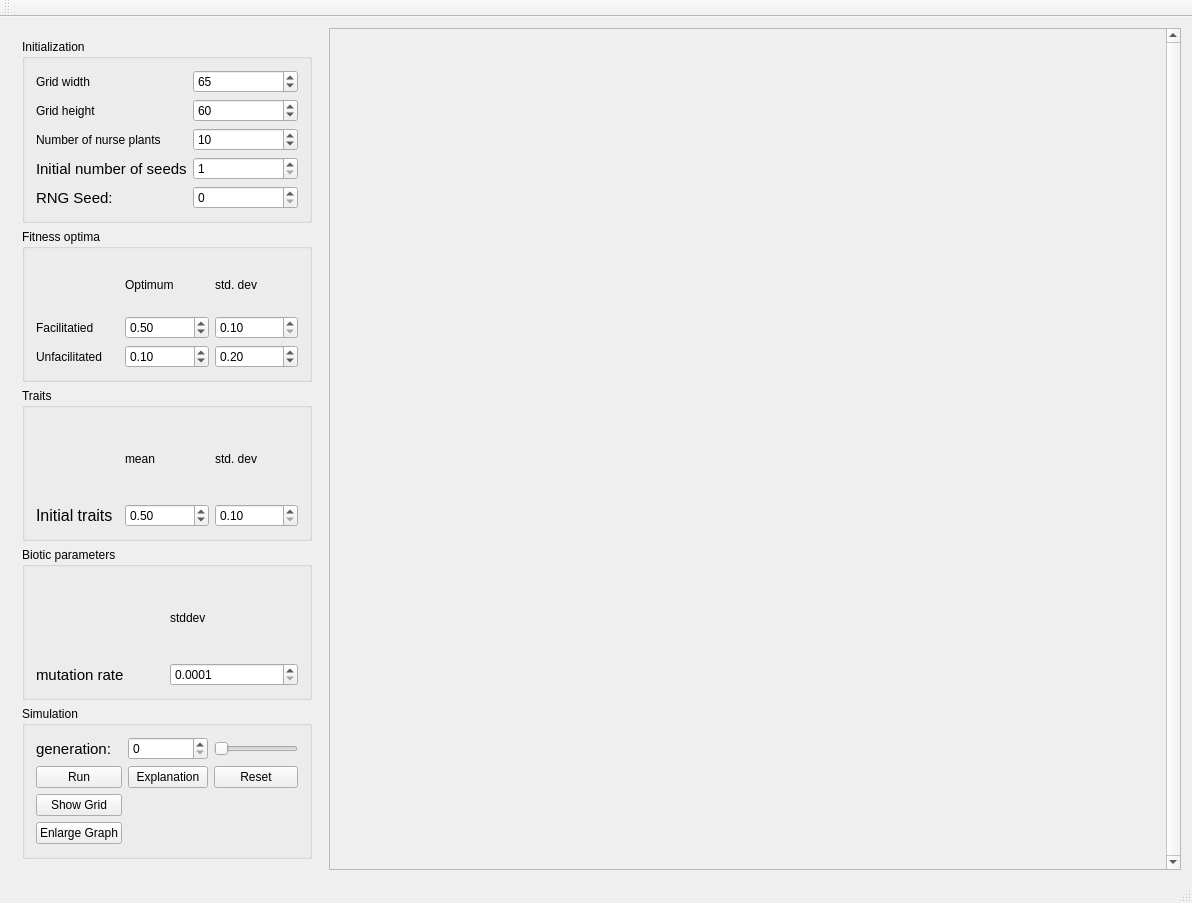
First picture: the form in mainwindow.ui, repository JeroenN/SpatialModel, before the edit.
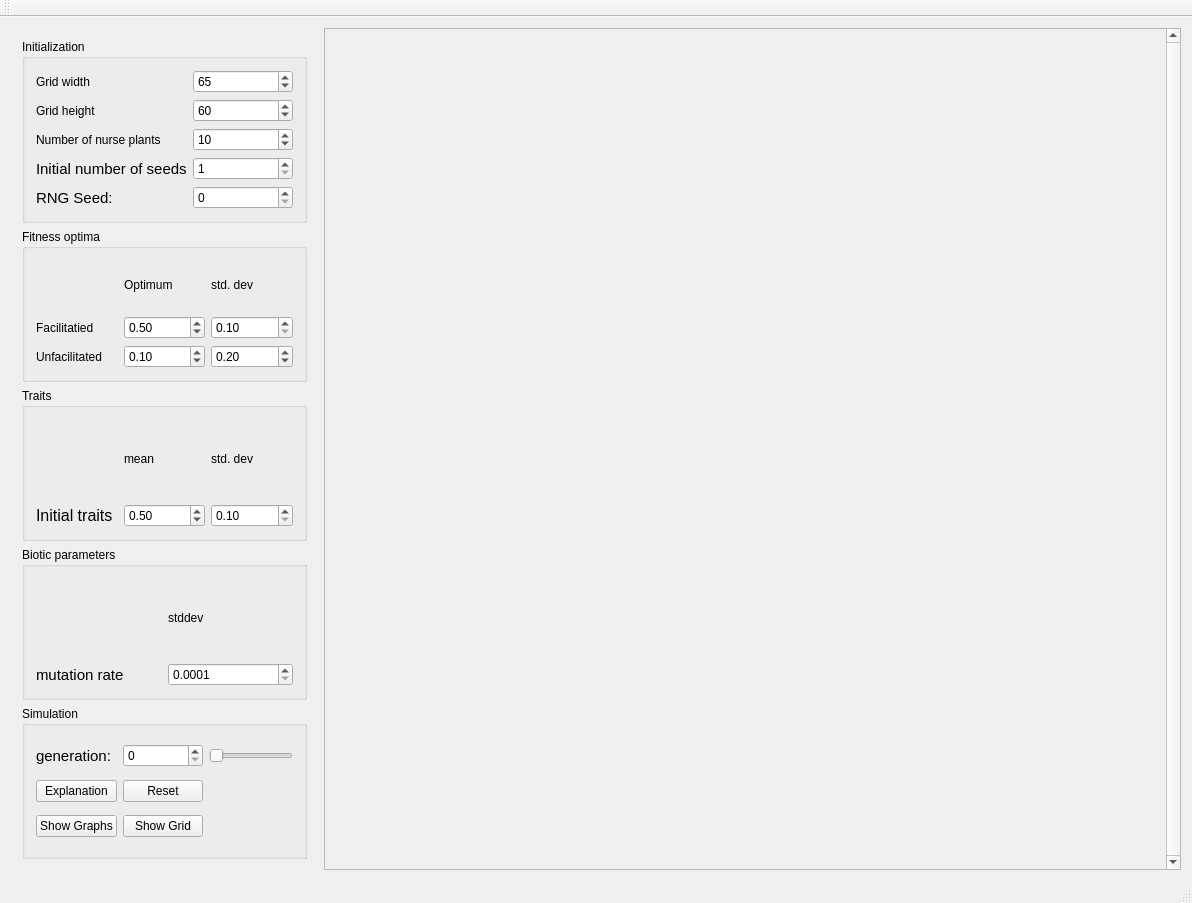
Second picture: the form after the edit.

```diff
--- a/mainwindow.ui
+++ b/mainwindow.ui
@@ -358,27 +358,6 @@
           <string>Simulation</string>
          </property>
          <layout class="QGridLayout" name="gridLayout_2">
-          <item row="2" column="0">
-           <widget class="QPushButton" name="pushButton_6">
-            <property name="text">
-             <string>Show Grid</string>
-            </property>
-           </widget>
-          </item>
-          <item row="1" column="0">
-           <widget class="QPushButton" name="pushButton_run">
-            <property name="text">
-             <string>Run</string>
-            </property>
-           </widget>
-          </item>
-          <item row="1" column="1">
-           <widget class="QPushButton" name="pushButton_5">
-            <property name="text">
-             <string>Explanation</string>
-            </property>
-           </widget>
-          </item>
           <item row="0" column="0">
            <widget class="QLabel" name="label">
             <property name="font">
@@ -391,13 +370,6 @@
             </property>
            </widget>
           </item>
-          <item row="1" column="2">
-           <widget class="QPushButton" name="pushButton">
-            <property name="text">
-             <string>Reset</string>
-            </property>
-           </widget>
-          </item>
           <item row="0" column="1">
            <widget class="QSpinBox" name="spinBox_generation">
             <property name="maximum">
@@ -424,7 +396,28 @@
           <item row="3" column="0">
            <widget class="QPushButton" name="pushButton_7">
             <property name="text">
-             <string>Enlarge Graph</string>
+             <string>Show Graphs</string>
+            </property>
+           </widget>
+          </item>
+          <item row="3" column="1">
+           <widget class="QPushButton" name="pushButton_6">
+            <property name="text">
+             <string>Show Grid</string>
+            </property>
+           </widget>
+          </item>
+          <item row="1" column="0">
+           <widget class="QPushButton" name="pushButton_5">
+            <property name="text">
+             <string>Explanation</string>
+            </property>
+           </widget>
+          </item>
+          <item row="1" column="1">
+           <widget class="QPushButton" name="pushButton">
+            <property name="text">
+             <string>Reset</string>
             </property>
            </widget>
           </item>
@@ -452,8 +445,8 @@
         <rect>
          <x>0</x>
          <y>0</y>
-         <width>864</width>
-         <height>830</height>
+         <width>846</width>
+         <height>824</height>
         </rect>
        </property>
       </widget>
```
Left out of the diff: 2 changed lines with no effect on the pictures.
